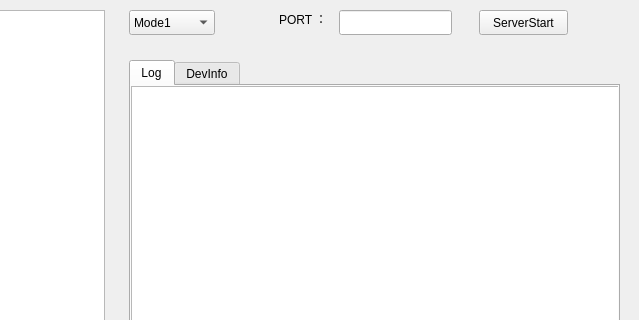
The window that qt/codecAndServer/codecServer/codecServer/codecServer.ui (gaozhenzhong/public) describes before a commit, drawn with Qt 5; both pictures show x 161 to 800 and y 0 to 320 of the 800 by 600 pixel window.
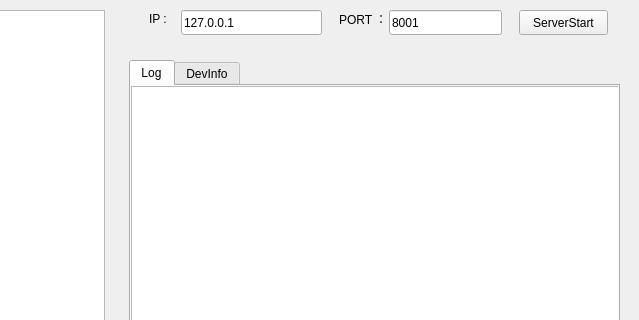
The same window after the commit.

Commit message: 按键后创建server socket

Patch:
```diff
--- a/qt/codecAndServer/codecServer/codecServer/codecServer.ui
+++ b/qt/codecAndServer/codecServer/codecServer/codecServer.ui
@@ -26,7 +26,7 @@
   <widget class="QLabel" name="portLabel">
    <property name="geometry">
     <rect>
-     <x>440</x>
+     <x>500</x>
      <y>10</y>
      <width>67</width>
      <height>17</height>
@@ -39,17 +39,20 @@
   <widget class="QLineEdit" name="PortLineEdit">
    <property name="geometry">
     <rect>
-     <x>500</x>
+     <x>550</x>
      <y>10</y>
      <width>113</width>
      <height>25</height>
     </rect>
    </property>
+   <property name="text">
+    <string>8001</string>
+   </property>
   </widget>
   <widget class="QPushButton" name="serverStartButton">
    <property name="geometry">
     <rect>
-     <x>640</x>
+     <x>680</x>
      <y>10</y>
      <width>89</width>
      <height>25</height>
@@ -92,25 +95,31 @@
     </attribute>
    </widget>
   </widget>
-  <widget class="QComboBox" name="serModeComboBox">
+  <widget class="QLabel" name="IpLabel">
    <property name="geometry">
     <rect>
-     <x>290</x>
+     <x>310</x>
      <y>10</y>
-     <width>86</width>
+     <width>31</width>
+     <height>17</height>
+    </rect>
+   </property>
+   <property name="text">
+    <string>IP :</string>
+   </property>
+  </widget>
+  <widget class="QLineEdit" name="IpLineEdit">
+   <property name="geometry">
+    <rect>
+     <x>342</x>
+     <y>10</y>
+     <width>141</width>
      <height>25</height>
     </rect>
    </property>
-   <item>
-    <property name="text">
-     <string>Mode1</string>
-    </property>
-   </item>
-   <item>
-    <property name="text">
-     <string/>
-    </property>
-   </item>
+   <property name="text">
+    <string>127.0.0.1</string>
+   </property>
   </widget>
  </widget>
  <resources/>
```
Left out of the diff: 2 changed lines with no effect on the pictures. The commit also changes 6 other files.
